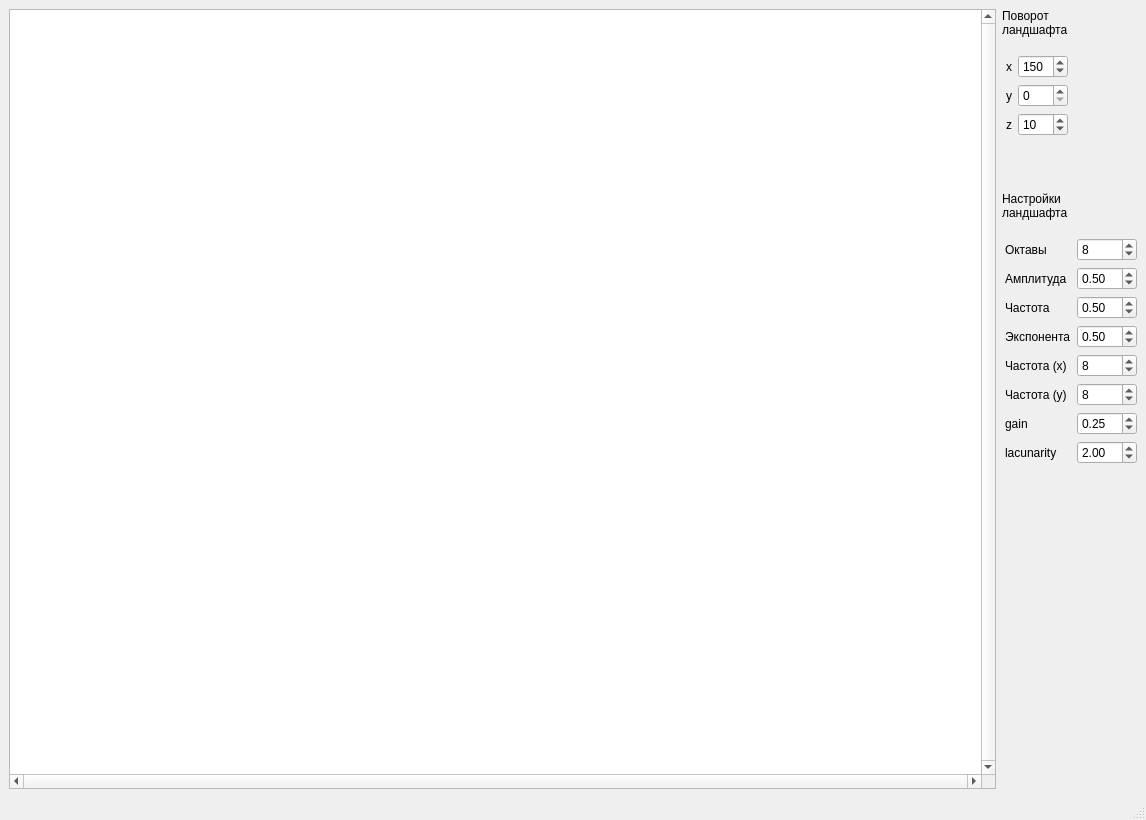
The window that cg_course/interface/mainwindow.ui (leontartykov/terrain_cg_course_project) describes before a commit, drawn with Qt 5.
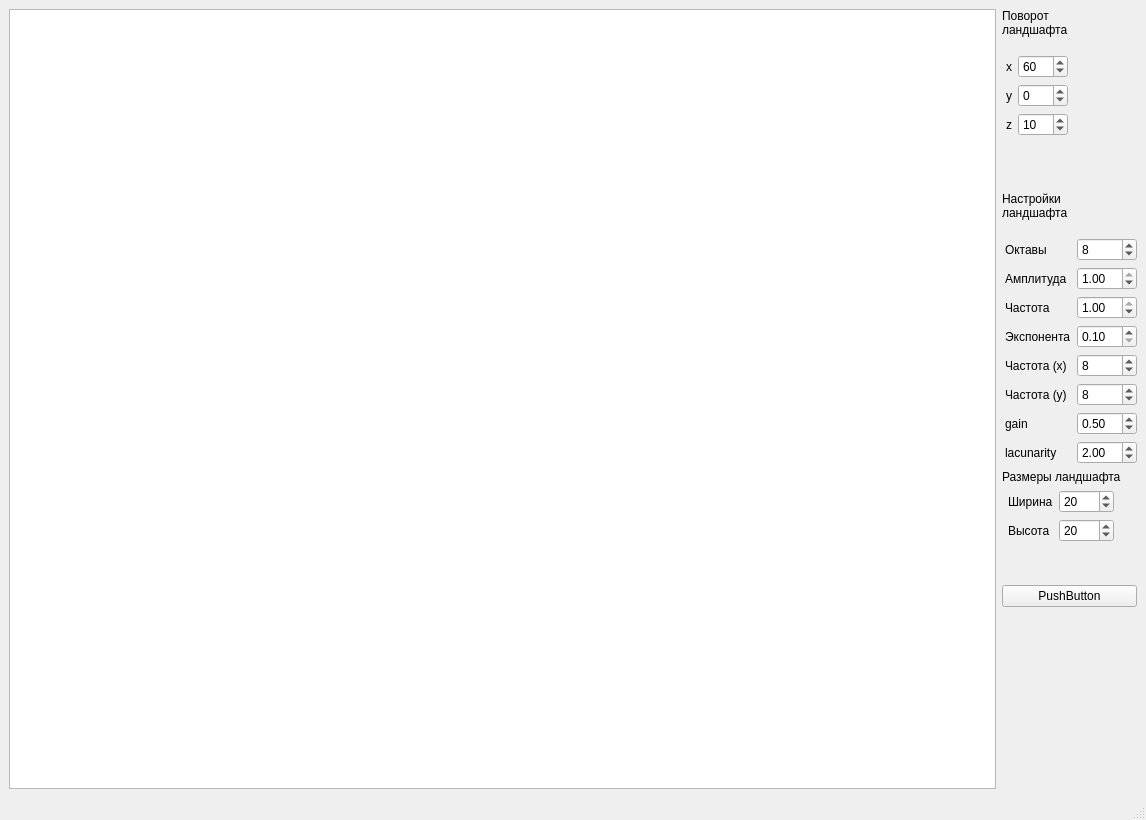
The same window after the commit.

Commit message: Добавлены параметры изменения ландшафта

What changed in the file:
```diff
--- a/cg_course/interface/mainwindow.ui
+++ b/cg_course/interface/mainwindow.ui
@@ -24,10 +24,22 @@
        </sizepolicy>
       </property>
       <property name="verticalScrollBarPolicy">
-       <enum>Qt::ScrollBarAlwaysOn</enum>
+       <enum>Qt::ScrollBarAsNeeded</enum>
       </property>
       <property name="horizontalScrollBarPolicy">
-       <enum>Qt::ScrollBarAlwaysOn</enum>
+       <enum>Qt::ScrollBarAsNeeded</enum>
+      </property>
+      <property name="sizeAdjustPolicy">
+       <enum>QAbstractScrollArea::AdjustToContents</enum>
+      </property>
+      <property name="backgroundBrush">
+       <brush brushstyle="NoBrush">
+        <color alpha="255">
+         <red>0</red>
+         <green>0</green>
+         <blue>0</blue>
+        </color>
+       </brush>
       </property>
       <property name="alignment">
        <set>Qt::AlignLeading|Qt::AlignLeft|Qt::AlignTop</set>
@@ -82,11 +94,14 @@
             <height>16777215</height>
            </size>
           </property>
+          <property name="minimum">
+           <number>-360</number>
+          </property>
           <property name="maximum">
            <number>360</number>
           </property>
           <property name="value">
-           <number>150</number>
+           <number>60</number>
           </property>
          </widget>
         </item>
@@ -111,6 +126,9 @@
             <height>16777215</height>
            </size>
           </property>
+          <property name="minimum">
+           <number>-360</number>
+          </property>
           <property name="maximum">
            <number>360</number>
           </property>
@@ -236,7 +254,7 @@
            <double>0.100000000000000</double>
           </property>
           <property name="value">
-           <double>0.500000000000000</double>
+           <double>1.000000000000000</double>
           </property>
          </widget>
         </item>
@@ -268,7 +286,7 @@
            <double>0.100000000000000</double>
           </property>
           <property name="value">
-           <double>0.500000000000000</double>
+           <double>1.000000000000000</double>
           </property>
          </widget>
         </item>
@@ -293,6 +311,9 @@
             <height>16777215</height>
            </size>
           </property>
+          <property name="minimum">
+           <double>0.100000000000000</double>
+          </property>
           <property name="maximum">
            <double>1.000000000000000</double>
           </property>
@@ -300,7 +321,7 @@
            <double>0.100000000000000</double>
           </property>
           <property name="value">
-           <double>0.500000000000000</double>
+           <double>0.100000000000000</double>
           </property>
          </widget>
         </item>
@@ -359,7 +380,7 @@
            <double>0.100000000000000</double>
           </property>
           <property name="value">
-           <double>0.250000000000000</double>
+           <double>0.500000000000000</double>
           </property>
          </widget>
         </item>
@@ -404,6 +425,73 @@
         </item>
        </layout>
       </item>
+      <item>
+       <widget class="QLabel" name="label_14">
+        <property name="text">
+         <string>Размеры ландшафта</string>
+        </property>
+       </widget>
+      </item>
+      <item>
+       <layout class="QFormLayout" name="formLayout_2">
+        <property name="leftMargin">
+         <number>6</number>
+        </property>
+        <property name="rightMargin">
+         <number>23</number>
+        </property>
+        <property name="bottomMargin">
+         <number>37</number>
+        </property>
+        <item row="0" column="0">
+         <widget class="QLabel" name="label_15">
+          <property name="text">
+           <string>Ширина</string>
+          </property>
+         </widget>
+        </item>
+        <item row="0" column="1">
+         <widget class="QSpinBox" name="spinbox_width_landscape">
+          <property name="maximumSize">
+           <size>
+            <width>60</width>
+            <height>16777215</height>
+           </size>
+          </property>
+          <property name="minimum">
+           <number>1</number>
+          </property>
+          <property name="value">
+           <number>20</number>
+          </property>
+         </widget>
+        </item>
+        <item row="1" column="0">
+         <widget class="QLabel" name="label_16">
+          <property name="text">
+           <string>Высота</string>
+          </property>
+         </widget>
+        </item>
+        <item row="1" column="1">
+         <widget class="QSpinBox" name="spinbox_height_landscape">
+          <property name="minimum">
+           <number>5</number>
+          </property>
+          <property name="value">
+           <number>20</number>
+          </property>
+         </widget>
+        </item>
+       </layout>
+      </item>
+      <item>
+       <widget class="QPushButton" name="pushButton">
+        <property name="text">
+         <string>PushButton</string>
+        </property>
+       </widget>
+      </item>
       <item>
        <spacer name="verticalSpacer">
         <property name="orientation">
```
Left out of the diff: 3 changed lines with no effect on the pictures. The commit also changes 10 other files.
